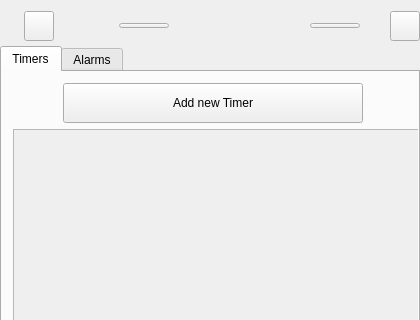
First picture: the form in SmartTimer/mainwindow.ui, repository secondYearProjects/SmartTimer, before the edit; both pictures show x 0 to 420 and y 0 to 320 of the 420 by 800 pixel window.
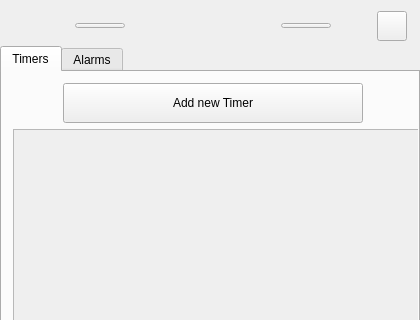
Second picture: the form after the edit. Icons and pictures are not drawn.

```diff
--- a/SmartTimer/mainwindow.ui
+++ b/SmartTimer/mainwindow.ui
@@ -93,48 +93,6 @@
       <property name="bottomMargin">
        <number>5</number>
       </property>
-      <item>
-       <spacer name="horizontalSpacer_2">
-        <property name="orientation">
-         <enum>Qt::Horizontal</enum>
-        </property>
-        <property name="sizeHint" stdset="0">
-         <size>
-          <width>40</width>
-          <height>20</height>
-         </size>
-        </property>
-       </spacer>
-      </item>
-      <item>
-       <widget class="QPushButton" name="menuButton">
-        <property name="minimumSize">
-         <size>
-          <width>30</width>
-          <height>30</height>
-         </size>
-        </property>
-        <property name="maximumSize">
-         <size>
-          <width>30</width>
-          <height>30</height>
-         </size>
-        </property>
-        <property name="text">
-         <string/>
-        </property>
-        <property name="icon">
-         <iconset resource="resources.qrc">
-          <normaloff>:/icons/menu.png</normaloff>:/icons/menu.png</iconset>
-        </property>
-        <property name="iconSize">
-         <size>
-          <width>30</width>
-          <height>30</height>
-         </size>
-        </property>
-       </widget>
-      </item>
       <item>
        <spacer name="horizontalSpacer_5">
         <property name="orientation">
```
Left out of the diff: 2 changed lines with no effect on the pictures.
